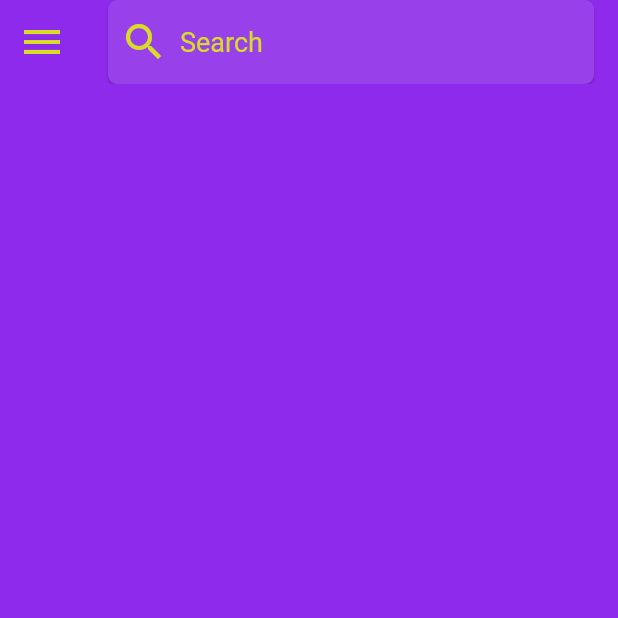
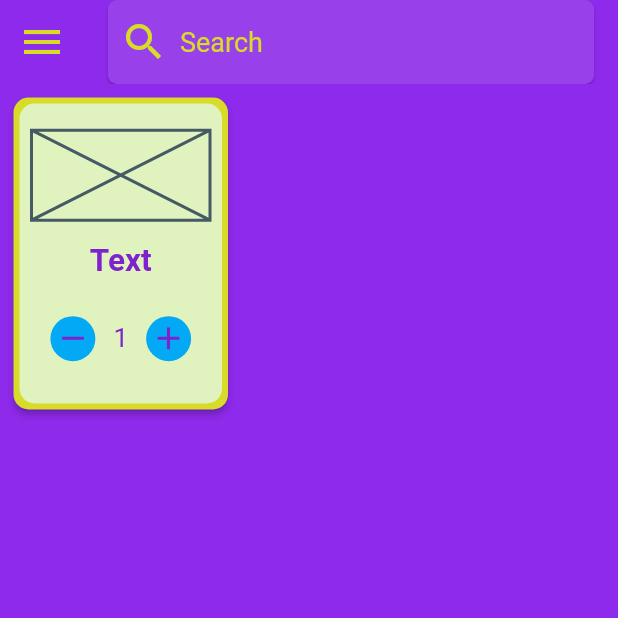
Before and after one commit to malik-vishu/GroceryApp_Flutter, a Flutter app: the screen it shows after launch, on a phone screen of 412 x 824 dp, the top half of it. Run offline on Flutter 3.47's test engine with Material 2 defaults, Android fonts, the phone set to English and light mode, and no system bars; our stand-ins replace velocity_x.

Commit message:
CardMockup

```diff
--- a/lib/screens/home_screen.dart
+++ b/lib/screens/home_screen.dart
@@ -1,5 +1,6 @@
 import 'package:flutter/cupertino.dart';
 import 'package:flutter/material.dart';
+import 'package:grocery_app/widgets/themes.dart';
 import 'package:velocity_x/velocity_x.dart';
 
 class HomeScreen extends StatelessWidget {
@@ -8,12 +9,103 @@ class HomeScreen extends StatelessWidget {
   @override
   Widget build(BuildContext context) {
     return Scaffold(
-      backgroundColor: const Color(0xFF8E2AEB),
+      backgroundColor: MyThemes.purple,
       appBar: AppBar(
-        iconTheme: const IconThemeData(color: Color(0xFFD8DB27), size: 32),
-        title: SearchBarWidget(),
-        backgroundColor: const Color(0xFF8E2AEB),
+        iconTheme: IconThemeData(color: MyThemes.lightYellow, size: 32),
+        title: const SearchBarWidget(),
+        backgroundColor: MyThemes.purple,
         elevation: 0.0,
+      ),
+      body: Column(
+        children: [
+          Row(
+            children: [
+              Padding(
+                padding: const EdgeInsets.all(5.0),
+                child: Card(
+                  color: MyThemes.lightYellow,
+                  shape: RoundedRectangleBorder(
+                      borderRadius: BorderRadius.circular(10)),
+                  elevation: 2.0,
+                  child: Padding(
+                    padding: const EdgeInsets.all(4.0),
+                    child: Container(
+                      width: 135,
+                      height: 200,
+                      decoration: BoxDecoration(
+                        color: Color.fromARGB(255, 224, 243, 191),
+                        borderRadius: BorderRadius.circular(10),
+                      ),
+                      alignment: Alignment.center,
+                      padding: const EdgeInsets.fromLTRB(8, 6.5, 8, 5),
+                      child: Column(
+                        mainAxisAlignment: MainAxisAlignment.center,
+                        crossAxisAlignment: CrossAxisAlignment.center,
+                        children: [
+                          const Placeholder(
+                            fallbackHeight: 60,
+                            fallbackWidth: 50,
+                          ),
+                          SizedBox(
+                            height: 15,
+                          ),
+                          "Text".text.purple700.xl2.semiBold.make(),
+                          SizedBox(
+                            height: 12,
+                          ),
+                          Row(
+                            mainAxisAlignment: MainAxisAlignment.center,
+                            children: [
+                              Container(
+                                alignment: Alignment.center,
+                                width: 30,
+                                height: 30,
+                                margin: EdgeInsets.all(12),
+                                decoration: BoxDecoration(
+                                    color: Colors.lightBlue,
+                                    borderRadius: BorderRadius.circular(30)),
+                                child: IconButton(
+                                    style: ButtonStyle(
+                                        elevation: MaterialStatePropertyAll(3)),
+                                    padding: EdgeInsets.zero,
+                                    onPressed: () {},
+                                    icon: const Icon(
+                                      Icons.remove,
+                                      size: 25,
+                                      color: Vx.purple700,
+                                    )),
+                              ),
+                              "1".text.purple700.xl.make(),
+                              Container(
+                                alignment: Alignment.center,
+                                width: 30,
+                                height: 30,
+                                margin: EdgeInsets.all(12),
+                                decoration: BoxDecoration(
+                                    color: Colors.lightBlue,
+                                    borderRadius: BorderRadius.circular(30)),
+                                child: IconButton(
+                                    style: ButtonStyle(
+                                        elevation: MaterialStatePropertyAll(3)),
+                                    padding: EdgeInsets.zero,
+                                    onPressed: () {},
+                                    icon: const Icon(
+                                      Icons.add,
+                                      size: 25,
+                                      color: Vx.purple700,
+                                    )),
+                              ),
+                            ],
+                          )
+                        ],
+                      ),
+                    ),
+                  ),
+                ),
+              )
+            ],
+          )
+        ],
       ),
       drawer: const DrawerWidget(),
     );
@@ -28,18 +120,18 @@ class DrawerWidget extends StatelessWidget {
   @override
   Widget build(BuildContext context) {
     return Drawer(
-      backgroundColor: const Color(0xFF8E2AEB),
+      backgroundColor: MyThemes.purple,
       child: ListView(padding: EdgeInsets.zero, children: [
         DrawerHeader(
-            decoration: const BoxDecoration(
+            decoration: BoxDecoration(
                 border: BorderDirectional(
-              bottom: BorderSide(color: Color(0xFFD8DB27), width: 1),
+              bottom: BorderSide(color: MyThemes.lightYellow, width: 1),
             )),
             margin: const EdgeInsets.all(0),
             padding: EdgeInsets.zero,
             child: UserAccountsDrawerHeader(
-              decoration: const BoxDecoration(
-                color: Color(0xFF8E2AEB),
+              decoration: BoxDecoration(
+                color: MyThemes.purple,
               ),
               margin: EdgeInsets.zero,
               accountName: "Vishu"
@@ -55,7 +147,7 @@ class DrawerWidget extends StatelessWidget {
                 padding: const EdgeInsets.all(5),
                 decoration: BoxDecoration(
                   shape: BoxShape.circle,
-                  border: Border.all(color: const Color(0xFFD8DB27)),
+                  border: Border.all(color: MyThemes.lightYellow),
                   //borderRadius: BorderRadius.circular(30)
                 ),
                 child: const CircleAvatar(
@@ -102,20 +194,19 @@ class _SearchBarWidgetState extends State<SearchBarWidget> {
           setState(() {});
         },
         controller: _searchController,
-        textStyle: const MaterialStatePropertyAll(
-            TextStyle(color: Color(0xFFD8DB27), fontSize: 18)),
+        textStyle: MaterialStatePropertyAll(
+            TextStyle(color: MyThemes.lightYellow, fontSize: 18)),
         shape: MaterialStatePropertyAll(RoundedRectangleBorder(
             side: BorderSide.none, borderRadius: BorderRadius.circular(6))),
         elevation: const MaterialStatePropertyAll(1),
-        backgroundColor:
-            const MaterialStatePropertyAll(Color.fromARGB(255, 152, 64, 234)),
-        leading: const Icon(
+        backgroundColor: MaterialStatePropertyAll(MyThemes.searchBarColor),
+        leading: Icon(
           Icons.search,
-          color: Color(0xFFD8DB27),
+          color: MyThemes.lightYellow,
         ),
         hintText: "Search",
         hintStyle:
-            const MaterialStatePropertyAll(TextStyle(color: Color(0xFFD8DB27))),
+            MaterialStatePropertyAll(TextStyle(color: MyThemes.lightYellow)),
         trailing: [
           clicked
               ? IconButton(
@@ -146,14 +237,14 @@ class ListTileWidget extends StatelessWidget {
         ListTile(
             leading: Icon(
               leadingIcon,
-              color: const Color(0xFFD8DB27),
+              color: MyThemes.lightYellow,
               size: 34.0,
             ),
             title: title.text.hexColor("FFD8DB27").lg.make()),
-        const Padding(
-          padding: EdgeInsets.symmetric(vertical: 0, horizontal: 15),
+        Padding(
+          padding: const EdgeInsets.symmetric(vertical: 0, horizontal: 15),
           child: Divider(
-            color: Color(0xFFD8DB27),
+            color: MyThemes.lightYellow,
             thickness: 0.6,
           ),
         )
--- /dev/null
+++ b/lib/widgets/themes.dart
@@ -0,0 +1,8 @@
+import 'package:flutter/material.dart';
+
+class MyThemes {
+  static final Color lightYellow = Color(0xFFD8DB27);
+  static final String lightYellowHex = "FFD8DB27";
+  static final Color purple = Color(0xFF8E2AEB);
+  static final Color searchBarColor = Color.fromARGB(255, 152, 64, 234);
+}
```
